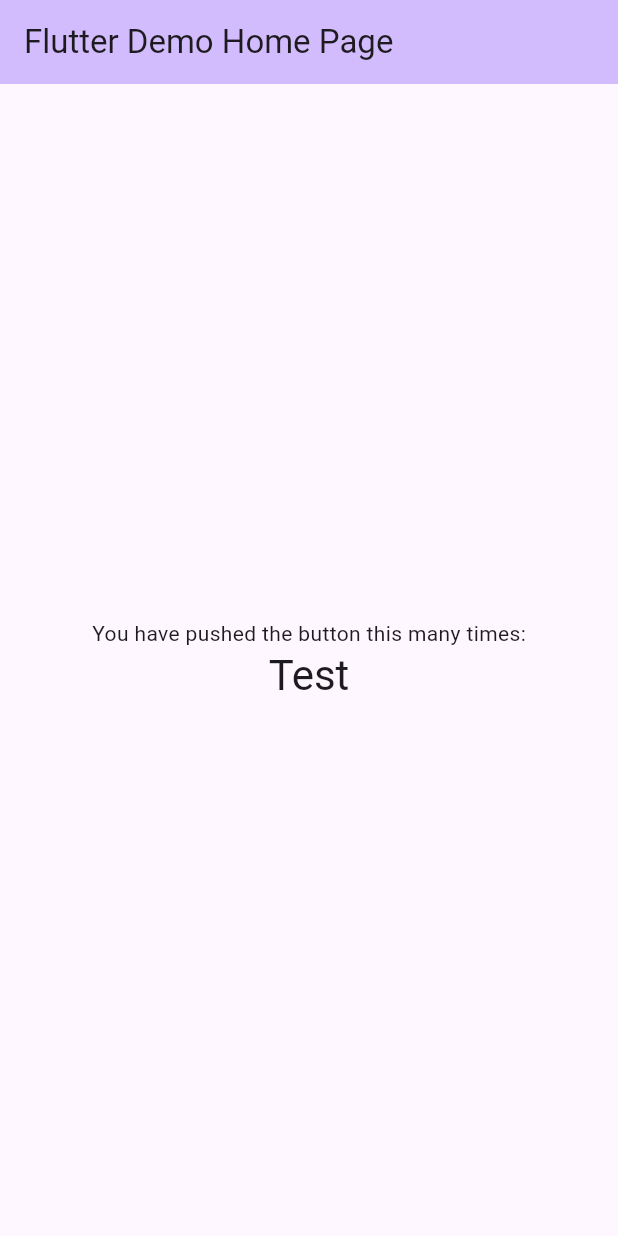
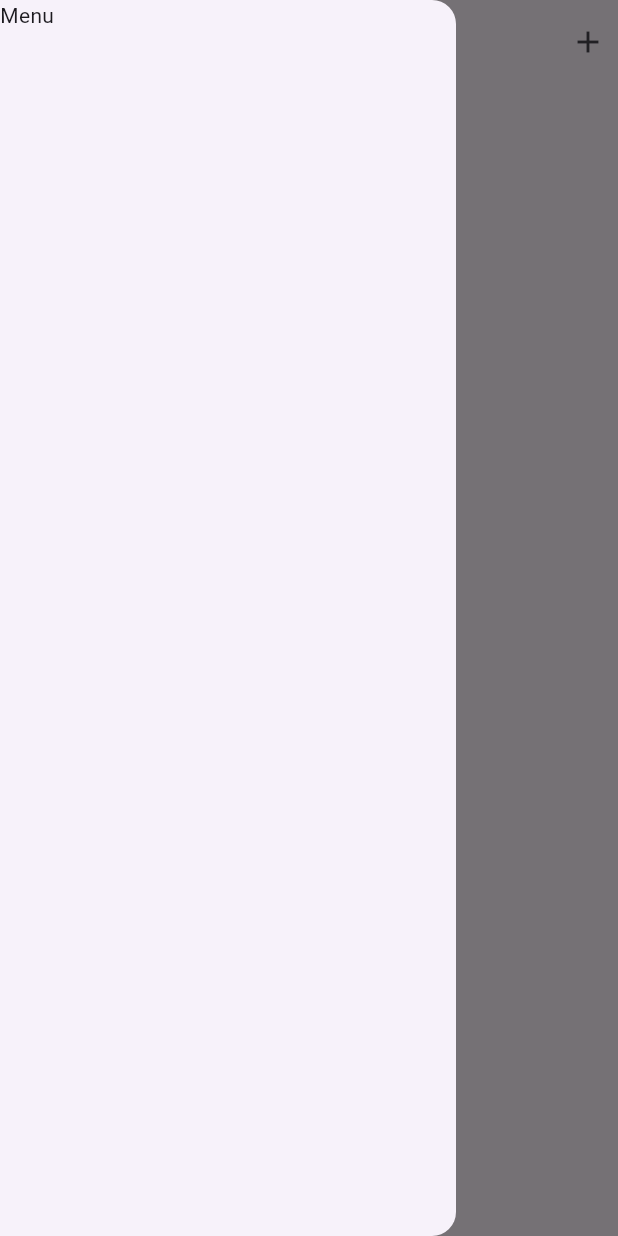
Before and after one commit to ISCIrvingDev/flutter-todo-app, a Flutter app: the screen it shows after launch, with the side drawer open (before the commit the screen has no drawer), on a phone screen of 412 x 824 dp. Run offline on Flutter 3.47's test engine with Material 3 defaults, Android fonts, the phone set to English and light mode, and no system bars; our stand-ins replace feather_icons.

Commit message:
Add HomePage and Feather Icons

```diff
--- a/lib/main.dart
+++ b/lib/main.dart
@@ -1,4 +1,6 @@
 import 'package:flutter/material.dart';
+
+import 'pages/home/home.page.dart';
 
 void main() {
   runApp(const MyApp());
@@ -11,39 +13,40 @@ class MyApp extends StatelessWidget {
   Widget build(BuildContext context) {
     return MaterialApp(
       title: 'Flutter Demo',
-      theme: ThemeData(
-        colorScheme: ColorScheme.fromSeed(seedColor: Colors.deepPurple),
-      ),
-      home: const MyHomePage(title: 'Flutter Demo Home Page'),
+      theme: ThemeData.light(useMaterial3: true),
+      // theme: ThemeData(
+      //   colorScheme: ColorScheme.fromSeed(seedColor: Colors.deepPurple),
+      // ),
+      home: const HomePage(),
     );
   }
 }
 
-class MyHomePage extends StatefulWidget {
-  const MyHomePage({super.key, required this.title});
-  final String title;
+// class MyHomePage extends StatefulWidget {
+//   const MyHomePage({super.key, required this.title});
+//   final String title;
 
-  @override
-  State<MyHomePage> createState() => _MyHomePageState();
-}
+//   @override
+//   State<MyHomePage> createState() => _MyHomePageState();
+// }
 
-class _MyHomePageState extends State<MyHomePage> {
-  @override
-  Widget build(BuildContext context) {
-    return Scaffold(
-      appBar: AppBar(
-        backgroundColor: Theme.of(context).colorScheme.inversePrimary,
-        title: Text(widget.title),
-      ),
-      body: Center(
-        child: Column(
-          mainAxisAlignment: MainAxisAlignment.center,
-          children: <Widget>[
-            const Text('You have pushed the button this many times:'),
-            Text('Test', style: Theme.of(context).textTheme.headlineMedium),
-          ],
-        ),
-      ),
-    );
-  }
-}
+// class _MyHomePageState extends State<MyHomePage> {
+//   @override
+//   Widget build(BuildContext context) {
+//     return Scaffold(
+//       appBar: AppBar(
+//         backgroundColor: Theme.of(context).colorScheme.inversePrimary,
+//         title: Text(widget.title),
+//       ),
+//       body: Center(
+//         child: Column(
+//           mainAxisAlignment: MainAxisAlignment.center,
+//           children: <Widget>[
+//             const Text('You have pushed the button this many times:'),
+//             Text('Test', style: Theme.of(context).textTheme.headlineMedium),
+//           ],
+//         ),
+//       ),
+//     );
+//   }
+// }
--- /dev/null
+++ b/lib/pages/home/home.page.dart
@@ -0,0 +1,41 @@
+import 'package:feather_icons/feather_icons.dart';
+import 'package:flutter/material.dart';
+
+class HomePage extends StatefulWidget {
+  // final varType varName;
+
+  const HomePage({super.key /*, this.varName*/});
+
+  @override
+  State<HomePage> createState() => _HomePageState();
+}
+
+class _HomePageState extends State<HomePage> {
+  // widget.varName
+  // varType varName;
+
+  _HomePageState(); // : varName = varValue;
+
+  @override
+  initState() {
+    super.initState();
+  }
+
+  @override
+  Widget build(BuildContext context) => Scaffold(
+    drawer: Drawer(child: Text('Menu')),
+    appBar: AppBar(
+      centerTitle: true,
+      title: Text('Todo App'),
+      actions: [
+        Padding(
+          padding: const EdgeInsets.all(8.0),
+          child: Icon(
+            // Iconos de Material UI 3
+            Icons.add,
+          ),
+        ),
+      ],
+    ),
+  );
+}
--- a/pubspec.yaml
+++ b/pubspec.yaml
@@ -34,6 +34,7 @@ dependencies:
   # The following adds the Cupertino Icons font to your application.
   # Use with the CupertinoIcons class for iOS style icons.
   cupertino_icons: ^1.0.8
+  feather_icons: ^1.2.0
 
 dev_dependencies:
   flutter_test:
```
Also changed, not shown: pubspec.lock.
